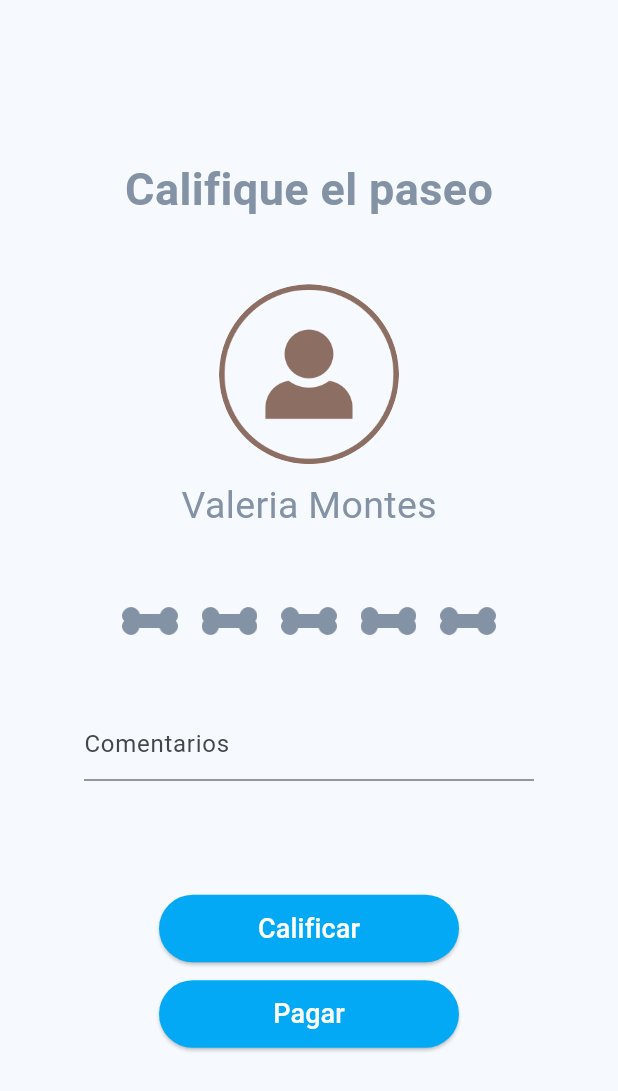
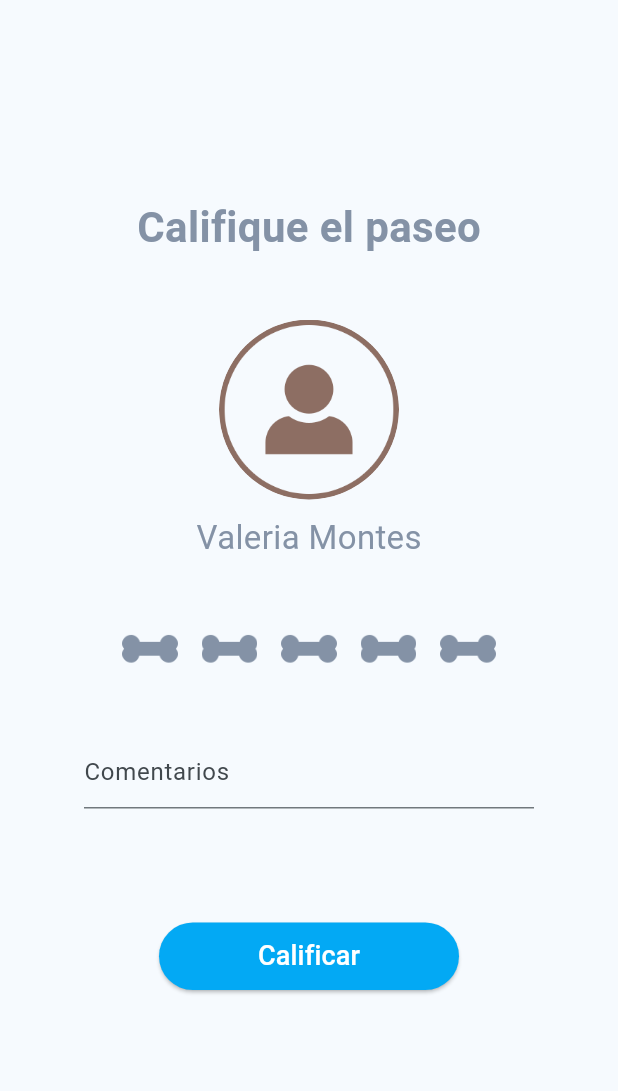
Before and after one commit to MarianaNV10/PetsGo, a Flutter app: the screen it shows after launch, on a phone screen of 412 x 824 dp. Shown: the top 1091 px of the screen. Run offline on Flutter 3.47's test engine with Material 3 defaults, Android fonts, the phone set to English and light mode, and no system bars; our stand-ins replace file_picker, image_picker; missing offline and left inert: flutter_google_places, google_maps_webservice.

Commit message:
Se elimina el botón de pagar en la página de calificar el paseo.

```diff
--- a/lib/pages/score_walk_page.dart
+++ b/lib/pages/score_walk_page.dart
@@ -176,7 +176,7 @@ class _ScoreWalkPageState extends State<ScoreWalkPage> {
                 const Text(
                   "Califique el paseo",
                   style: TextStyle(
-                    fontSize: 30,
+                    fontSize: 28,
                     fontWeight: FontWeight.bold,
                     color: Color(0xFF8492A6),
                   ),
@@ -195,7 +195,7 @@ class _ScoreWalkPageState extends State<ScoreWalkPage> {
                 const Text(
                   "Valeria Montes",
                   style: TextStyle(
-                    fontSize: 25,
+                    fontSize: 22,
                     color: Color(0xFF8492A6),
                   ),
                 ),
@@ -314,25 +314,6 @@ class _ScoreWalkPageState extends State<ScoreWalkPage> {
                 const SizedBox(
                   height: 12.0,
                 ),
-                SizedBox(
-                  width: 200,
-                  height: 45,
-                  child: ElevatedButton(
-                    onPressed: (){
-
-                    },
-                    style: ElevatedButton.styleFrom(
-                      backgroundColor: Colors.lightBlue,
-                    ),
-                    child: const Text(
-                      'Pagar',
-                      style: TextStyle(
-                        color: Colors.white,
-                        fontSize: 18,
-                      ),
-                    ),
-                  ),
-                ),
                 Text(
                   _comments.text,
                 ),
```
